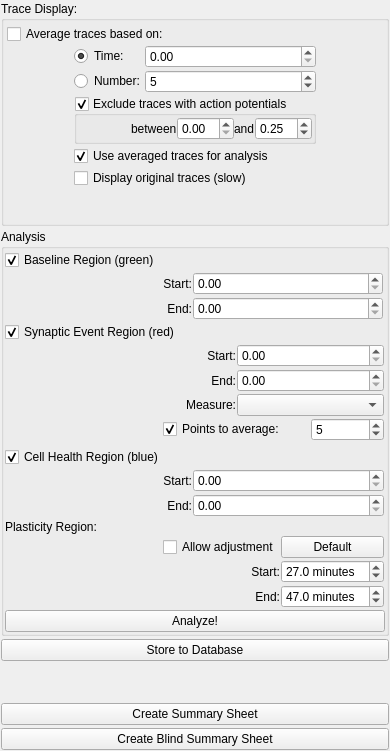
Before: the Qt Designer form acq4/analysis/modules/STDPAnalyzer/STDPControlTemplate.ui in acq4/acq4, drawn with Qt 5.
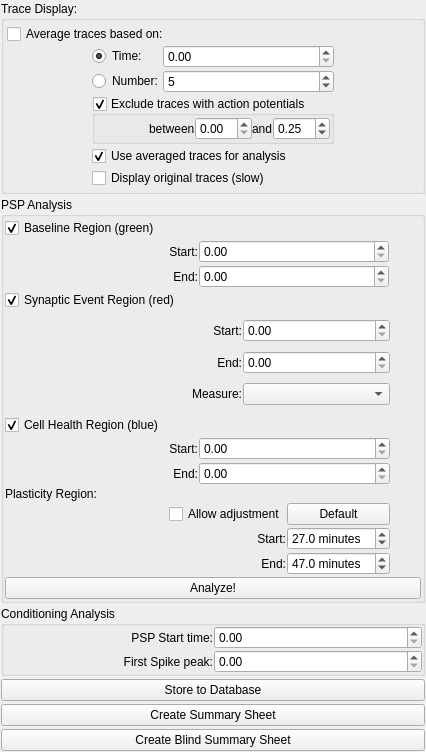
After: the same form once the commit is applied. Custom widgets are drawn as their Qt base class.

Commit message: added controls for adjusting psp/spike timing lines

```diff
--- a/acq4/analysis/modules/STDPAnalyzer/STDPControlTemplate.ui
+++ b/acq4/analysis/modules/STDPAnalyzer/STDPControlTemplate.ui
@@ -6,7 +6,7 @@
    <rect>
     <x>0</x>
     <y>0</y>
-    <width>362</width>
+    <width>426</width>
     <height>751</height>
    </rect>
   </property>
@@ -255,7 +255,7 @@
    <item row="1" column="0">
     <widget class="QGroupBox" name="analysisGroup">
      <property name="title">
-      <string>Analysis</string>
+      <string>PSP Analysis</string>
      </property>
      <layout class="QGridLayout" name="gridLayout_4">
       <property name="margin">
@@ -384,29 +384,9 @@
           </property>
          </widget>
         </item>
-        <item row="3" column="0" colspan="2">
-         <widget class="QCheckBox" name="pointsToAvgCheck">
-          <property name="text">
-           <string>Points to average:</string>
-          </property>
-          <property name="checked">
-           <bool>true</bool>
-          </property>
-         </widget>
-        </item>
         <item row="2" column="1" colspan="2">
          <widget class="ComboBox" name="measureModeCombo"/>
         </item>
-        <item row="3" column="2">
-         <widget class="SpinBox" name="measureAvgSpin">
-          <property name="decimals">
-           <number>0</number>
-          </property>
-          <property name="value">
-           <double>5.000000000000000</double>
-          </property>
-         </widget>
-        </item>
        </layout>
       </item>
       <item row="4" column="0" colspan="2">
@@ -627,6 +607,47 @@
      </layout>
     </widget>
    </item>
+   <item row="2" column="0">
+    <widget class="QGroupBox" name="groupBox">
+     <property name="title">
+      <string>Conditioning Analysis</string>
+     </property>
+     <layout class="QGridLayout" name="gridLayout_9">
+      <property name="margin">
+       <number>0</number>
+      </property>
+      <property name="spacing">
+       <number>1</number>
+      </property>
+      <item row="0" column="0">
+       <widget class="QLabel" name="label_13">
+        <property name="text">
+         <string>PSP Start time:</string>
+        </property>
+        <property name="alignment">
+         <set>Qt::AlignRight|Qt::AlignTrailing|Qt::AlignVCenter</set>
+        </property>
+       </widget>
+      </item>
+      <item row="1" column="0">
+       <widget class="QLabel" name="label_14">
+        <property name="text">
+         <string>First Spike peak:</string>
+        </property>
+        <property name="alignment">
+         <set>Qt::AlignRight|Qt::AlignTrailing|Qt::AlignVCenter</set>
+        </property>
+       </widget>
+      </item>
+      <item row="0" column="1">
+       <widget class="SpinBox" name="pspStartTimeSpin"/>
+      </item>
+      <item row="1" column="1">
+       <widget class="SpinBox" name="spikePeakSpin"/>
+      </item>
+     </layout>
+    </widget>
+   </item>
   </layout>
  </widget>
  <customwidgets>
```
The commit also changes 2 other files.
